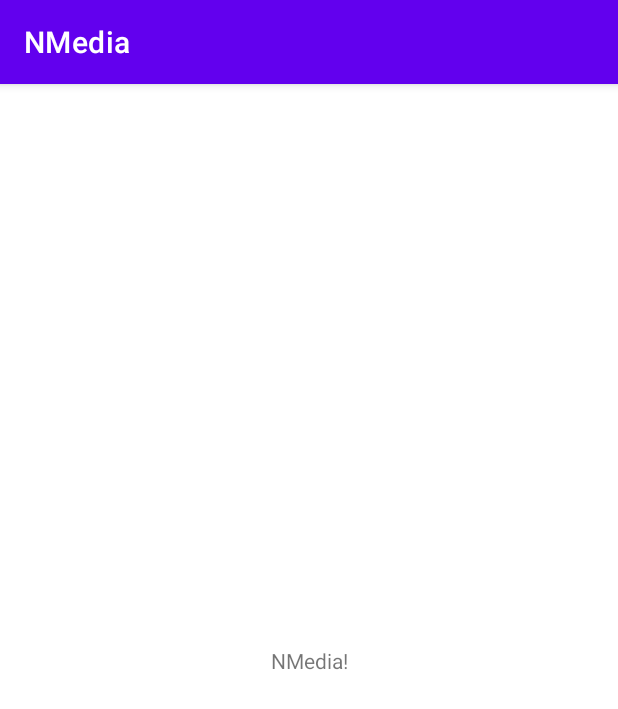
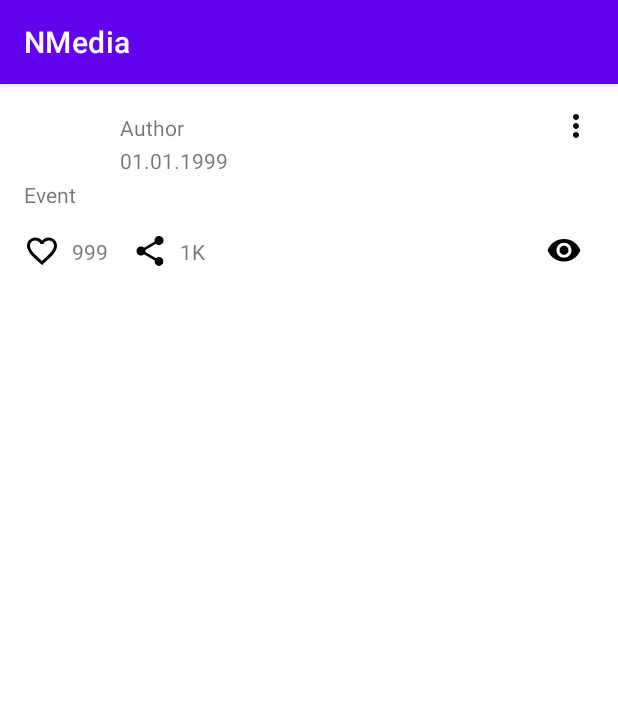
Before and after one commit to Ksoiq/NMedia, an Android app: the screen it shows after launch (MainActivity), on a phone screen of 412 x 824 dp. Shown: the top 709 px of the screen. Run offline under Robolectric (Android 15) with nearby library versions, the phone set to English and light mode, and no system bars.

Commit message:
Added event handling

```diff
--- a/app/build.gradle
+++ b/app/build.gradle
@@ -14,6 +14,10 @@ android {
         versionName "1.0"
 
         testInstrumentationRunner "androidx.test.runner.AndroidJUnitRunner"
+    }
+
+    buildFeatures {
+        viewBinding true
     }
 
     buildTypes {
--- a/app/src/main/java/ru/netology/nmedia/MainActivity.kt
+++ b/app/src/main/java/ru/netology/nmedia/MainActivity.kt
@@ -2,5 +2,67 @@ package ru.netology.nmedia
 
 import androidx.appcompat.app.AppCompatActivity
 import android.os.Bundle
+import androidx.annotation.DrawableRes
+import ru.netology.nmedia.databinding.ActivityMainBinding
 
-class MainActivity : AppCompatActivity(R.layout.activity_main)
+class MainActivity : AppCompatActivity() {
+
+    override fun onCreate(savedInstanceState: Bundle?) {
+        super.onCreate(savedInstanceState)
+
+        val binding = ActivityMainBinding.inflate(layoutInflater)
+        setContentView(binding.root)
+
+        val post = Post(
+            id = 0L,
+            author = "Author",
+            content = "Event",
+            published = "01.01.1999"
+        )
+
+        binding.render(post)
+        binding.activityPost.likeButton.setOnClickListener {
+            post.likedByMe = !post.likedByMe
+            binding.activityPost.likeButton.setImageResource(getLikedIconResId(post.likedByMe))
+            post.likes = countLikeByMe(post.likedByMe, post.likes)
+            binding.render(post)
+        }
+
+        binding.activityPost.shareButton.setOnClickListener {
+            post.shares++
+            binding.render(post)
+        }
+    }
+
+    private fun ActivityMainBinding.render(post: Post) {
+        activityPost.authorName.text = post.author
+        activityPost.textField.text = post.content
+        activityPost.date.text = post.published
+        activityPost.likeCount.text = reductionNumbers(post.likes)
+        activityPost.shareCount.text = reductionNumbers(post.shares)
+        activityPost.likeButton.setImageResource(getLikedIconResId(post.likedByMe))
+    }
+
+    @DrawableRes
+    private fun getLikedIconResId(liked: Boolean) =
+        if (liked) R.drawable.ic_liked_24 else R.drawable.ic_like_24
+
+
+    private fun countLikeByMe(liked: Boolean, like: Int) =
+        if (liked) like + 1 else like - 1
+
+    private fun reductionNumbers(count: Int): String {
+        return when (count) {
+            in 0..999 -> count.toString()
+            in 1000..1099 -> "${count / 1000}K"
+            in 1100..9999 -> "${count / 1000}.${count / 100 % 10}K"
+            in 10_000..999_999 -> "${count / 1000}K"
+            in 1_000_000..1_099_999 -> "${count / 1_000_000}M"
+            else -> "${(count / 10.pow(2)) / 10_000}.${((count / 1000) / 10.pow(2)) % 10}M"
+        }
+    }
+
+    private fun Int.pow(x: Int): Int = (2..x).fold(this) { R, _ ->
+        R * this
+    }
+}
--- /dev/null
+++ b/app/src/main/java/ru/netology/nmedia/Post.kt
@@ -0,0 +1,11 @@
+package ru.netology.nmedia
+
+data class Post(
+    val id: Long,
+    val author: String,
+    val content: String,
+    val published: String,
+    var likes: Int = 999,
+    var likedByMe: Boolean = false,
+    var shares: Int = 1099
+)
--- /dev/null
+++ b/app/src/main/res/drawable/ic_liked_24.xml
@@ -0,0 +1,5 @@
+<vector android:height="24dp" android:tint="#FF0000"
+    android:viewportHeight="24" android:viewportWidth="24"
+    android:width="24dp" xmlns:android="http://schemas.android.com/apk/res/android">
+    <path android:fillColor="@android:color/white" android:pathData="M12,21.35l-1.45,-1.32C5.4,15.36 2,12.28 2,8.5 2,5.42 4.42,3 7.5,3c1.74,0 3.41,0.81 4.5,2.09C13.09,3.81 14.76,3 16.5,3 19.58,3 22,5.42 22,8.5c0,3.78 -3.4,6.86 -8.55,11.54L12,21.35z"/>
+</vector>
--- a/app/src/main/res/layout/activity_main.xml
+++ b/app/src/main/res/layout/activity_main.xml
@@ -6,10 +6,14 @@
     android:layout_height="match_parent"
     tools:context=".MainActivity">
 
+    <include
+        android:id="@+id/activity_post"
+        layout="@layout/post"/>
+
     <TextView
         android:layout_width="wrap_content"
         android:layout_height="wrap_content"
-        android:text="@string/greeting"
+        tools:text="@string/greeting"
         app:layout_constraintBottom_toBottomOf="parent"
         app:layout_constraintStart_toStartOf="parent"
         app:layout_constraintEnd_toEndOf="parent"
```
